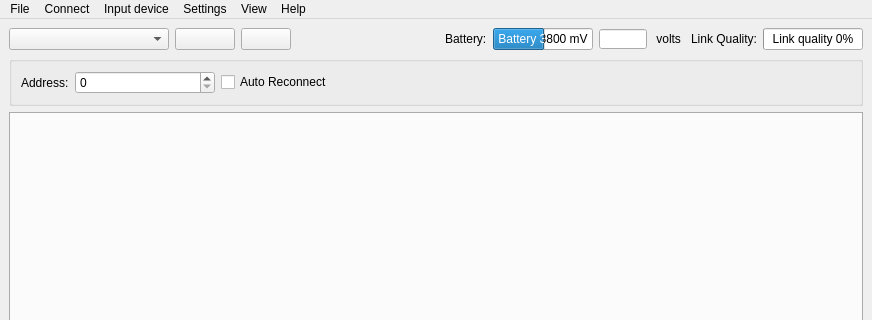
First picture: the form in src/cfclient/ui/main.ui, repository bitcraze/crazyflie-clients-python, before the edit; both pictures show x 0 to 872 and y 0 to 320 of the 872 by 671 pixel window.
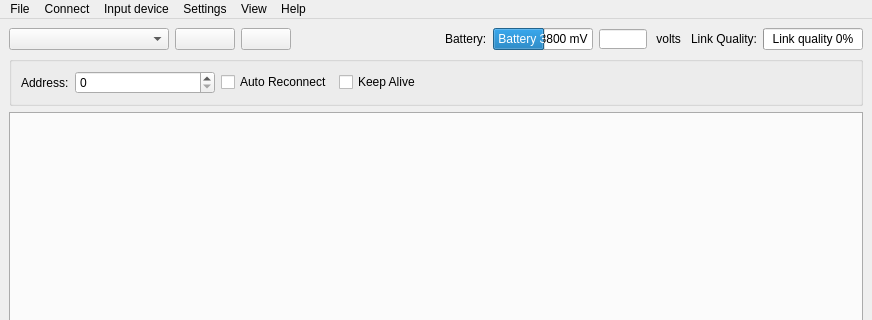
Second picture: the form after the edit. Custom widgets are drawn as their Qt base class.

Commit message: Radio - Keep alive - Maintains connection

```diff
--- a/src/cfclient/ui/main.ui
+++ b/src/cfclient/ui/main.ui
@@ -189,7 +189,7 @@
       </item>
       <item>
        <widget class="QGroupBox" name="groupBox">
-        <layout class="QHBoxLayout" stretch="0,0,1">
+        <layout class="QHBoxLayout" stretch="0,0,0,1">
          <item>
           <widget class="QLabel" name="addressLabel">
            <property name="text">
@@ -220,6 +220,19 @@
            </property>
           </widget>
          </item>
+         <item>
+          <widget class="QCheckBox" name="keepAliveCheckBox">
+           <property name="mouseTracking">
+            <bool>false</bool>
+           </property>
+           <property name="text">
+            <string>Keep Alive</string>
+           </property>
+           <property name="checked">
+            <bool>false</bool>
+           </property>
+          </widget>
+         </item>
         </layout>
        </widget>
       </item>
```
The commit also changes 2 other files.
